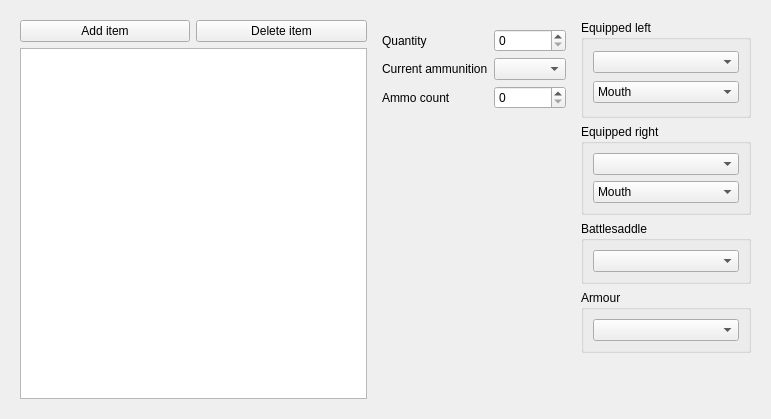
The window that code/editor/ui/inventoryeditor.ui (Plaristote/fallout-equestria) describes before a commit, drawn with Qt 5.
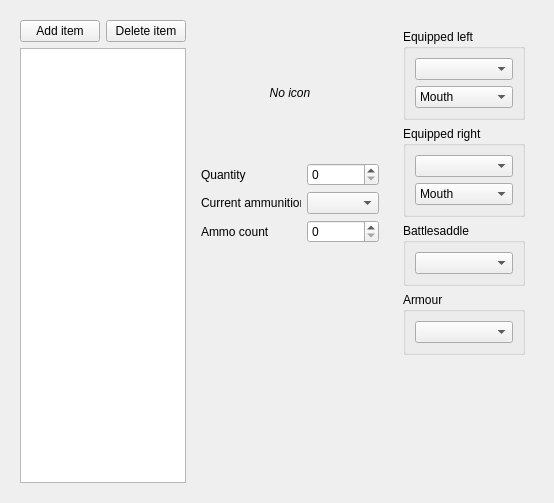
The same window after the commit.

Commit message: + Implemented the Character Editor features for characters invoked in the Level Designer + Added icons for the Inventory Editor + Fixed World's AddDynamicObject

Diff of the .ui file:
```diff
--- a/code/editor/ui/inventoryeditor.ui
+++ b/code/editor/ui/inventoryeditor.ui
@@ -6,10 +6,16 @@
    <rect>
     <x>0</x>
     <y>0</y>
-    <width>771</width>
-    <height>419</height>
+    <width>554</width>
+    <height>503</height>
    </rect>
   </property>
+  <property name="maximumSize">
+   <size>
+    <width>16777215</width>
+    <height>16777215</height>
+   </size>
+  </property>
   <property name="windowTitle">
    <string>Form</string>
   </property>
@@ -17,21 +23,147 @@
    <item row="0" column="0" colspan="2">
     <widget class="QWidget" name="widget_2" native="true">
      <layout class="QGridLayout" name="gridLayout_2">
-      <item row="0" column="0">
-       <widget class="QPushButton" name="addItem">
-        <property name="text">
-         <string>Add item</string>
+      <item row="1" column="3" rowspan="4" colspan="2">
+       <widget class="QListWidget" name="itemList">
+        <property name="sizePolicy">
+         <sizepolicy hsizetype="Maximum" vsizetype="Expanding">
+          <horstretch>0</horstretch>
+          <verstretch>0</verstretch>
+         </sizepolicy>
+        </property>
+        <property name="maximumSize">
+         <size>
+          <width>16777215</width>
+          <height>16777215</height>
+         </size>
         </property>
        </widget>
       </item>
-      <item row="0" column="1">
+      <item row="0" column="4">
        <widget class="QPushButton" name="deleteItem">
+        <property name="sizePolicy">
+         <sizepolicy hsizetype="Maximum" vsizetype="Fixed">
+          <horstretch>0</horstretch>
+          <verstretch>0</verstretch>
+         </sizepolicy>
+        </property>
+        <property name="maximumSize">
+         <size>
+          <width>16777215</width>
+          <height>16777215</height>
+         </size>
+        </property>
         <property name="text">
          <string>Delete item</string>
         </property>
        </widget>
       </item>
-      <item row="6" column="3">
+      <item row="0" column="3">
+       <widget class="QPushButton" name="addItem">
+        <property name="sizePolicy">
+         <sizepolicy hsizetype="Maximum" vsizetype="Fixed">
+          <horstretch>0</horstretch>
+          <verstretch>0</verstretch>
+         </sizepolicy>
+        </property>
+        <property name="text">
+         <string>Add item</string>
+        </property>
+       </widget>
+      </item>
+      <item row="0" column="11" rowspan="2">
+       <widget class="QWidget" name="widget_3" native="true">
+        <layout class="QVBoxLayout" name="verticalLayout_5">
+         <item>
+          <widget class="QGroupBox" name="groupBox_4">
+           <property name="title">
+            <string>Equipped left</string>
+           </property>
+           <layout class="QVBoxLayout" name="verticalLayout_4">
+            <item>
+             <widget class="QComboBox" name="equippedLeft"/>
+            </item>
+            <item>
+             <widget class="QComboBox" name="equippedLeftMode">
+              <item>
+               <property name="text">
+                <string>Mouth</string>
+               </property>
+              </item>
+              <item>
+               <property name="text">
+                <string>Magic</string>
+               </property>
+              </item>
+              <item>
+               <property name="text">
+                <string>Battlesaddle</string>
+               </property>
+              </item>
+             </widget>
+            </item>
+           </layout>
+          </widget>
+         </item>
+         <item>
+          <widget class="QGroupBox" name="groupBox_3">
+           <property name="title">
+            <string>Equipped right</string>
+           </property>
+           <layout class="QVBoxLayout" name="verticalLayout_3">
+            <item>
+             <widget class="QComboBox" name="equippedRight"/>
+            </item>
+            <item>
+             <widget class="QComboBox" name="equippedRightMode">
+              <item>
+               <property name="text">
+                <string>Mouth</string>
+               </property>
+              </item>
+              <item>
+               <property name="text">
+                <string>Magic</string>
+               </property>
+              </item>
+              <item>
+               <property name="text">
+                <string>Battlesaddle</string>
+               </property>
+              </item>
+             </widget>
+            </item>
+           </layout>
+          </widget>
+         </item>
+         <item>
+          <widget class="QGroupBox" name="groupBox_2">
+           <property name="title">
+            <string>Battlesaddle</string>
+           </property>
+           <layout class="QVBoxLayout" name="verticalLayout_2">
+            <item>
+             <widget class="QComboBox" name="equippedBattlesaddle"/>
+            </item>
+           </layout>
+          </widget>
+         </item>
+         <item>
+          <widget class="QGroupBox" name="groupBox">
+           <property name="title">
+            <string>Armour</string>
+           </property>
+           <layout class="QVBoxLayout" name="verticalLayout">
+            <item>
+             <widget class="QComboBox" name="equippedArmour"/>
+            </item>
+           </layout>
+          </widget>
+         </item>
+        </layout>
+       </widget>
+      </item>
+      <item row="2" column="11" rowspan="3">
        <spacer name="verticalSpacer_2">
         <property name="orientation">
          <enum>Qt::Vertical</enum>
@@ -44,144 +176,86 @@
         </property>
        </spacer>
       </item>
-      <item row="2" column="2" rowspan="5">
-       <spacer name="verticalSpacer">
-        <property name="orientation">
-         <enum>Qt::Vertical</enum>
-        </property>
-        <property name="sizeHint" stdset="0">
-         <size>
-          <width>20</width>
-          <height>40</height>
-         </size>
-        </property>
-       </spacer>
-      </item>
-      <item row="4" column="3">
-       <widget class="QGroupBox" name="groupBox_2">
-        <property name="title">
-         <string>Battlesaddle</string>
-        </property>
-        <layout class="QVBoxLayout" name="verticalLayout_2">
-         <item>
-          <widget class="QComboBox" name="equippedBattlesaddle"/>
-         </item>
-        </layout>
-       </widget>
-      </item>
-      <item row="5" column="3">
-       <widget class="QGroupBox" name="groupBox">
-        <property name="title">
-         <string>Armour</string>
-        </property>
-        <layout class="QVBoxLayout" name="verticalLayout">
-         <item>
-          <widget class="QComboBox" name="equippedArmour"/>
-         </item>
-        </layout>
-       </widget>
-      </item>
-      <item row="0" column="2" rowspan="2">
+      <item row="0" column="10" rowspan="5">
        <widget class="QWidget" name="widget" native="true">
+        <property name="sizePolicy">
+         <sizepolicy hsizetype="Minimum" vsizetype="Expanding">
+          <horstretch>0</horstretch>
+          <verstretch>0</verstretch>
+         </sizepolicy>
+        </property>
+        <property name="minimumSize">
+         <size>
+          <width>128</width>
+          <height>0</height>
+         </size>
+        </property>
         <layout class="QGridLayout" name="gridLayout_3">
-         <item row="1" column="0">
+         <item row="1" column="0" colspan="2">
+          <widget class="QLabel" name="iconPreview">
+           <property name="sizePolicy">
+            <sizepolicy hsizetype="Preferred" vsizetype="Maximum">
+             <horstretch>0</horstretch>
+             <verstretch>0</verstretch>
+            </sizepolicy>
+           </property>
+           <property name="minimumSize">
+            <size>
+             <width>128</width>
+             <height>128</height>
+            </size>
+           </property>
+           <property name="text">
+            <string>&lt;html&gt;&lt;head/&gt;&lt;body&gt;&lt;p align=&quot;center&quot;&gt;&lt;span style=&quot; font-style:italic;&quot;&gt;No icon&lt;/span&gt;&lt;/p&gt;&lt;/body&gt;&lt;/html&gt;</string>
+           </property>
+          </widget>
+         </item>
+         <item row="3" column="0">
           <widget class="QLabel" name="label_2">
            <property name="text">
             <string>Current ammunition</string>
            </property>
           </widget>
          </item>
-         <item row="2" column="0">
+         <item row="3" column="1">
+          <widget class="QComboBox" name="currentAmmunition"/>
+         </item>
+         <item row="4" column="0">
           <widget class="QLabel" name="label_3">
            <property name="text">
             <string>Ammo count</string>
            </property>
           </widget>
          </item>
-         <item row="0" column="1">
-          <widget class="QSpinBox" name="itemQuantity">
-           <property name="maximum">
-            <number>9999</number>
-           </property>
-          </widget>
-         </item>
-         <item row="0" column="0">
+         <item row="2" column="0">
           <widget class="QLabel" name="label">
            <property name="text">
             <string>Quantity</string>
            </property>
           </widget>
          </item>
-         <item row="1" column="1">
-          <widget class="QComboBox" name="currentAmmunition"/>
-         </item>
          <item row="2" column="1">
+          <widget class="QSpinBox" name="itemQuantity">
+           <property name="maximum">
+            <number>9999</number>
+           </property>
+          </widget>
+         </item>
+         <item row="4" column="1">
           <widget class="QSpinBox" name="ammoCount"/>
          </item>
-        </layout>
-       </widget>
-      </item>
-      <item row="1" column="0" rowspan="6" colspan="2">
-       <widget class="QListWidget" name="itemList"/>
-      </item>
-      <item row="3" column="3">
-       <widget class="QGroupBox" name="groupBox_3">
-        <property name="title">
-         <string>Equipped right</string>
-        </property>
-        <layout class="QVBoxLayout" name="verticalLayout_3">
-         <item>
-          <widget class="QComboBox" name="equippedRight"/>
-         </item>
-         <item>
-          <widget class="QComboBox" name="equippedRightMode">
-           <item>
-            <property name="text">
-             <string>Mouth</string>
-            </property>
-           </item>
-           <item>
-            <property name="text">
-             <string>Magic</string>
-            </property>
-           </item>
-           <item>
-            <property name="text">
-             <string>Battlesaddle</string>
-            </property>
-           </item>
-          </widget>
-         </item>
-        </layout>
-       </widget>
-      </item>
-      <item row="0" column="3" rowspan="3">
-       <widget class="QGroupBox" name="groupBox_4">
-        <property name="title">
-         <string>Equipped left</string>
-        </property>
-        <layout class="QVBoxLayout" name="verticalLayout_4">
-         <item>
-          <widget class="QComboBox" name="equippedLeft"/>
-         </item>
-         <item>
-          <widget class="QComboBox" name="equippedLeftMode">
-           <item>
-            <property name="text">
-             <string>Mouth</string>
-            </property>
-           </item>
-           <item>
-            <property name="text">
-             <string>Magic</string>
-            </property>
-           </item>
-           <item>
-            <property name="text">
-             <string>Battlesaddle</string>
-            </property>
-           </item>
-          </widget>
+         <item row="5" column="0" colspan="2">
+          <spacer name="verticalSpacer_3">
+           <property name="orientation">
+            <enum>Qt::Vertical</enum>
+           </property>
+           <property name="sizeHint" stdset="0">
+            <size>
+             <width>20</width>
+             <height>40</height>
+            </size>
+           </property>
+          </spacer>
          </item>
         </layout>
        </widget>
```
The commit also changes 13 other files.
